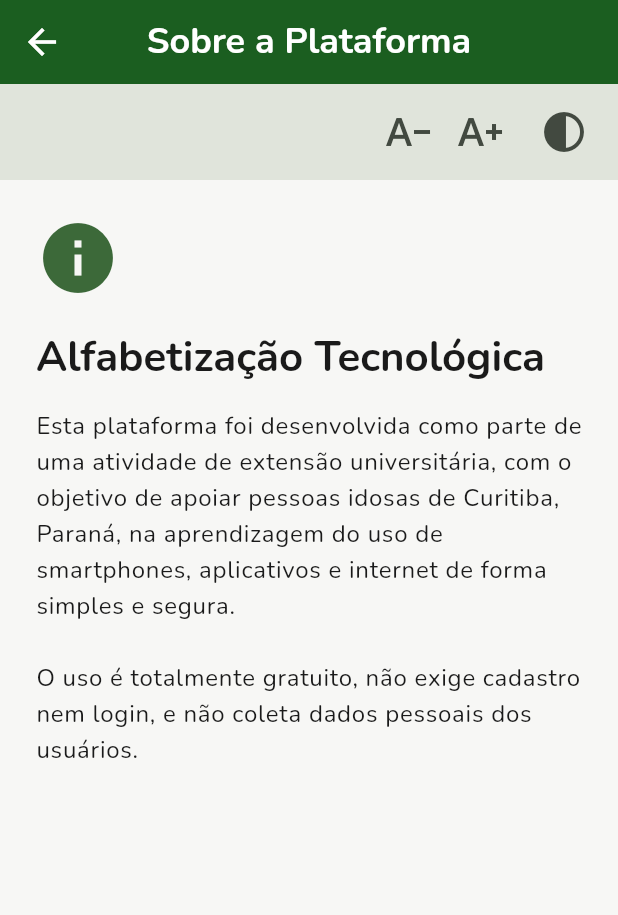
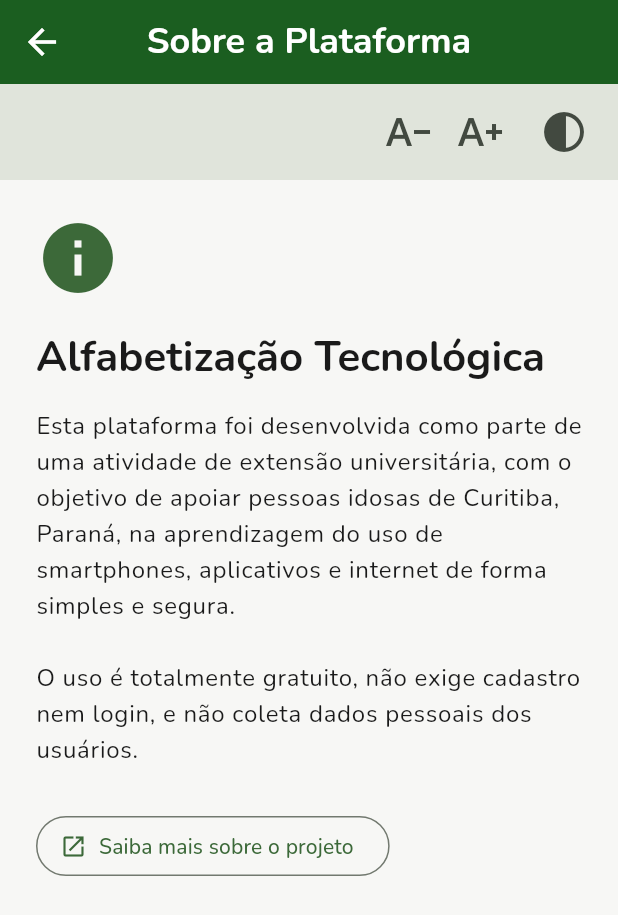
Before and after one commit to FelipeTurmann/alfabetizacao-tecnologica, a Flutter app: the AboutScreen screen opened by its route, on a phone screen of 412 x 824 dp. Shown: the top 915 px of the screen. Run offline on Flutter 3.47's test engine with Material 3 defaults, Android fonts, the phone set to English and light mode, and no system bars; our stand-ins replace go_router, google_fonts, shared_preferences, video_player; accounts and stored records are empty.

Commit message:
feat: adiciona link externo na tela sobre

```diff
--- a/lib/core/constants/app_strings.dart
+++ b/lib/core/constants/app_strings.dart
@@ -39,6 +39,9 @@ class AppStrings {
       'O uso é totalmente gratuito, não exige cadastro nem login, e não '
       'coleta dados pessoais dos usuários.';
 
+  static const linkSobreTitulo = 'Saiba mais sobre o projeto';
+  static const linkSobreUrl = 'https://www.youtube.com/watch?v=LXb3EKWsInQ';
+
   static const aumentarFonte = 'Aumentar fonte';
   static const diminuirFonte = 'Diminuir fonte';
   static const alternarContraste = 'Alto contraste';
--- a/lib/screens/about/about_screen.dart
+++ b/lib/screens/about/about_screen.dart
@@ -1,4 +1,5 @@
 import 'package:flutter/material.dart';
+import 'package:url_launcher/url_launcher.dart';
 
 import '../../core/constants/app_strings.dart';
 import '../../widgets/accessible_app_bar.dart';
@@ -6,6 +7,17 @@ import '../../widgets/accessibility_toolbar.dart';
 
 class AboutScreen extends StatelessWidget {
   const AboutScreen({super.key});
+
+  Future<void> _abrirLink(BuildContext context) async {
+    final uri = Uri.parse(AppStrings.linkSobreUrl);
+    final abriu = await launchUrl(uri, mode: LaunchMode.externalApplication);
+
+    if (!abriu && context.mounted) {
+      ScaffoldMessenger.of(context).showSnackBar(
+        const SnackBar(content: Text('Não foi possível abrir o link.')),
+      );
+    }
+  }
 
   @override
   Widget build(BuildContext context) {
@@ -38,6 +50,18 @@ class AboutScreen extends StatelessWidget {
                     AppStrings.sobreTexto,
                     style: Theme.of(context).textTheme.bodyLarge,
                   ),
+                  const SizedBox(height: 28),
+                  Semantics(
+                    button: true,
+                    link: true,
+                    label:
+                        '${AppStrings.linkSobreTitulo}. Abre em uma nova aba do navegador.',
+                    child: OutlinedButton.icon(
+                      onPressed: () => _abrirLink(context),
+                      icon: const Icon(Icons.open_in_new),
+                      label: const Text(AppStrings.linkSobreTitulo),
+                    ),
+                  ),
                 ],
               ),
             ),
--- a/pubspec.yaml
+++ b/pubspec.yaml
@@ -16,6 +16,7 @@ dependencies:
   flutter_svg: ^2.0.10
   google_fonts: ^6.2.1
   cupertino_icons: ^1.0.8
+  url_launcher: ^6.3.1
 
 dev_dependencies:
   flutter_test:
@@ -26,5 +27,3 @@ flutter:
   uses-material-design: true
   assets:
     - assets/data/
-    - assets/images/tutorials/
-    - assets/images/security/
```
Also changed, not shown: pubspec.lock.
